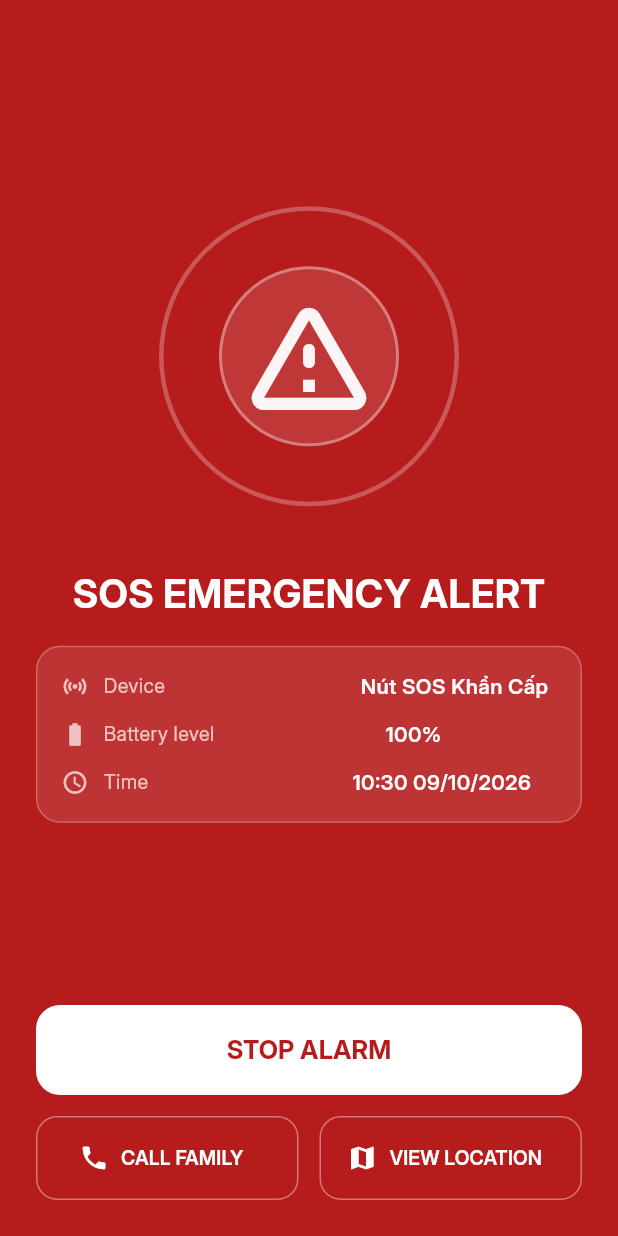
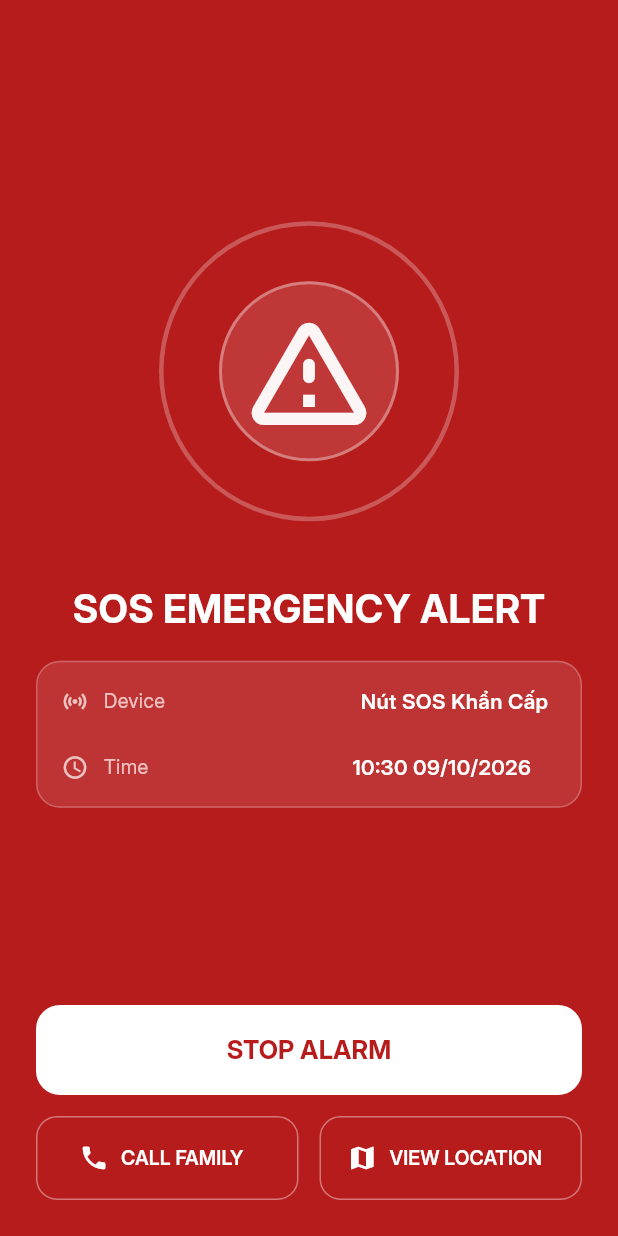
Before and after one commit to huynh-dang187/HealthLife, a Flutter app: the _SosAlertView screen opened directly with empty values, on a phone screen of 412 x 824 dp. Run offline on Flutter 3.47's test engine with Material 3 defaults, Android fonts, the phone set to English and light mode, and no system bars; our stand-ins replace audioplayers, cached_network_image, cloud_firestore, easy_localization, equatable, firebase_auth and 25 more; missing offline and left inert: liquid_glass_renderer, webfeed_revised; accounts and stored records are empty.

Commit message:
feat : hide battery's device

```diff
--- a/lib/src/features/sos_iot/presentation/widgets/sos_alert_info_card.dart
+++ b/lib/src/features/sos_iot/presentation/widgets/sos_alert_info_card.dart
@@ -35,11 +35,11 @@ class SosAlertInfoCard extends StatelessWidget {
             value: deviceName,
           ),
           12.gap,
-          _InfoRow(
-            icon: Icons.battery_full,
-            label: context.tr(LocaleKeys.sos_battery_level),
-            value: '$batteryLevel%',
-          ),
+          // _InfoRow(
+          //   icon: Icons.battery_full,
+          //   label: context.tr(LocaleKeys.sos_battery_level),
+          //   value: '$batteryLevel%',
+          // ),
           12.gap,
           _InfoRow(
             icon: Icons.access_time,
```
Also changed, not shown: 1 other file.
